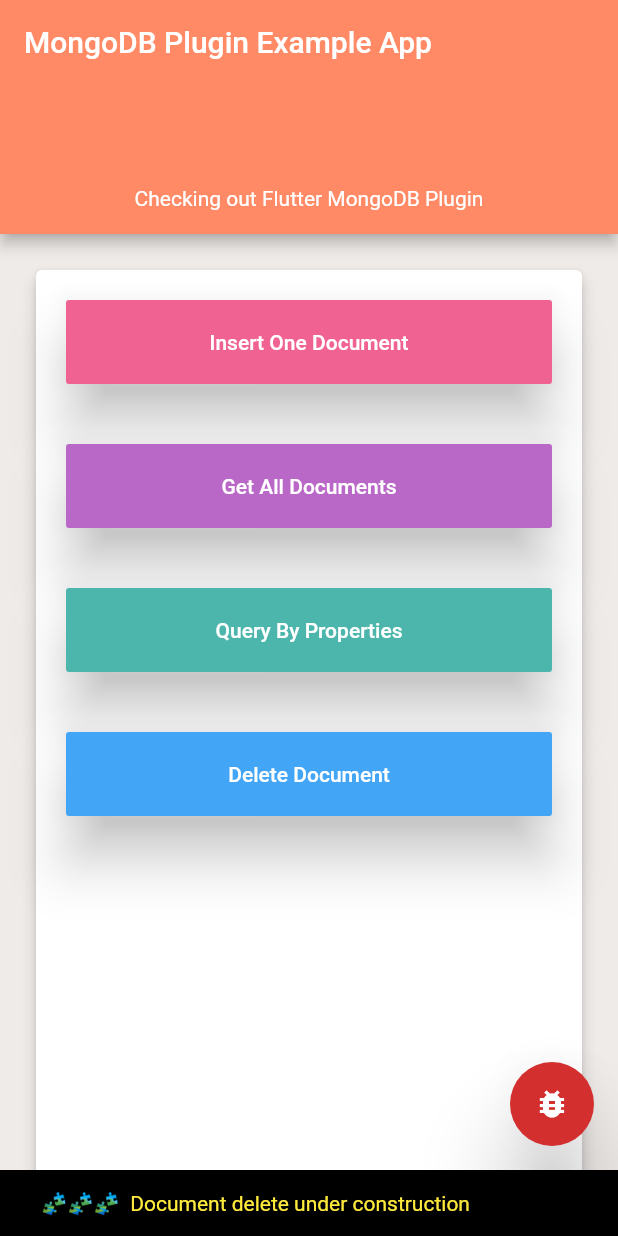
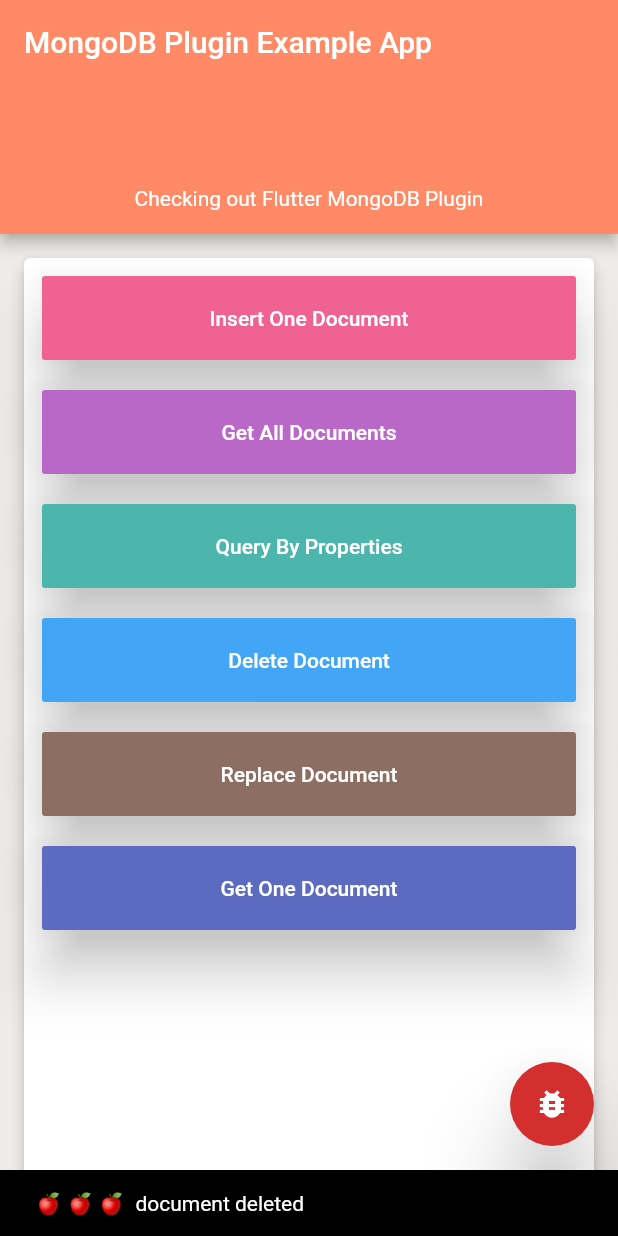
Before and after one commit to malengatiger/flutter-mongdb-mobile, a Flutter app: the screen it shows after launch, after a tap on "Delete Document", on a phone screen of 412 x 824 dp. Run offline on Flutter 3.47's test engine with Material 2 defaults, Android fonts, the phone set to English and light mode, and no system bars.

Commit message:
🍎 🍎 added delete, replace and  getOne functions  🧡

```diff
--- a/mongodb_mobile/example/lib/main.dart
+++ b/mongodb_mobile/example/lib/main.dart
@@ -54,7 +54,7 @@ class _MyAppState extends State<MyApp> {
     dynamic result;
     try {
       var carrier = Carrier(db: 'testdb', collection: 'testCollection', data: {
-        'name': 'Michelle',
+        'name': 'Malia',
         'lastName': 'Obama',
         'wealth': random.nextInt(10000) * 1.04,
         'date': DateTime.now().toUtc().toIso8601String(),
@@ -76,21 +76,11 @@ class _MyAppState extends State<MyApp> {
     }
   }
 
-  /// Remove document from collection
-  Future deleteDocument() async {
-    showSnackbar(
-        message: ' 🧩🧩🧩  Document delete under construction',
-        scaffoldKey: _key,
-        backgroundColor: Colors.black,
-        textColor: Colors.yellow);
-  }
-
   List documents = List();
 
   /// Get all documents from a collection
   Future getAllDocuments() async {
     debugPrint('\n\n💙 💙  getAllDocuments ....');
-    dynamic result;
     try {
       var carrier = Carrier(db: 'testdb', collection: 'testCollection');
       documents = await MongodbMobile.getAll(carrier);
@@ -98,13 +88,85 @@ class _MyAppState extends State<MyApp> {
           '\n\n🍎 🍎 🍎 _MyAppState: getAllDocuments 🧩🧩🧩  retrieved : 🍎 ${documents.length} documents 🍎 \n\n\n');
 
       showSnackbar(
-          message: ' 🍎 🍎 🍎  ${documents.length} documents found',
+          message: '🍎 🍎 🍎  ${documents.length} documents found',
           scaffoldKey: _key,
           backgroundColor: Colors.black,
           textColor: Colors.white);
     } on PlatformException catch (f) {
       print('👿👿👿👿👿👿👿👿 PlatformException 🍎 🍎 🍎 - $f');
-      result = 'Failed to get platform version.';
+    }
+  }
+
+  /// Delete document from a collection
+  Future delete() async {
+    debugPrint('\n\n💙 💙  delete ....');
+    try {
+      var carrier = Carrier(
+          db: 'testdb',
+          collection: 'testCollection',
+          id: '5cf8a27c6bc83124d1e937b0');
+      var res = await MongodbMobile.delete(carrier);
+      debugPrint(
+          '\n\n🍎 🍎 🍎 _MyAppState:delete: 🧩🧩🧩  deleted : 🍎  : $res 🍎 \n\n\n');
+
+      showSnackbar(
+          message: '🍎 🍎 🍎  document deleted',
+          scaffoldKey: _key,
+          backgroundColor: Colors.black,
+          textColor: Colors.white);
+    } on PlatformException catch (f) {
+      print('👿👿👿👿👿👿👿👿 PlatformException 🍎 🍎 🍎 - $f');
+    }
+  }
+
+  /// Delete document from a collection
+  Future getOne() async {
+    debugPrint('\n\n💙 💙  get one doc ....');
+    try {
+      var carrier = Carrier(
+          db: 'testdb',
+          collection: 'testCollection',
+          id: '5cf8e4aa6bc8315dd0a51755');
+      var res = await MongodbMobile.getOne(carrier);
+      debugPrint(
+          '\n\n🍎 🍎 🍎 _MyAppState:delete: 🧩🧩🧩  get one : 🍎 : $res 🍎 \n\n\n');
+
+      showSnackbar(
+          message: '🍎 🍎 🍎  document retrieved',
+          scaffoldKey: _key,
+          backgroundColor: Colors.black,
+          textColor: Colors.white);
+    } on PlatformException catch (f) {
+      print('👿👿👿👿👿👿👿👿 PlatformException 🍎 🍎 🍎 - $f');
+    }
+  }
+
+  /// Replace document from a collection
+  Future replace() async {
+    debugPrint('\n\n💙 💙  replace  ....');
+    try {
+      var carrier = Carrier(
+          db: 'testdb',
+          collection: 'testCollection',
+          id: '5cf8a2206bc83124d1e93787',
+          data: {
+            'name': 'Barack',
+            'lastName': 'Obama',
+            'wealth': 8880080.98,
+            'date': DateTime.now().toUtc().toIso8601String(),
+            'desc': '💙 serve with UPDATED purpose 💙'
+          });
+      var res = await MongodbMobile.replace(carrier);
+      debugPrint(
+          '\n\n🍎 🍎 🍎 _MyAppState:replace: 🧩🧩🧩  replaced : 🍎 1 document : $res 🍎 \n\n\n');
+
+      showSnackbar(
+          message: '🍎 🍎 🍎  document replaced',
+          scaffoldKey: _key,
+          backgroundColor: Colors.indigo.shade800,
+          textColor: Colors.white);
+    } on PlatformException catch (f) {
+      print('👿👿👿👿👿👿👿👿 PlatformException 🍎 🍎 🍎 - $f');
     }
   }
 
@@ -113,7 +175,7 @@ class _MyAppState extends State<MyApp> {
     debugPrint('\n\n💙 💙  getByProperty ....');
     try {
       var carrier = Carrier(db: 'testdb', collection: 'testCollection', query: {
-        "gt": {"wealth": 7000},
+        "gt": {"wealth": 90000},
         "eq": {"lastName": "Obama"},
         "and": true,
         "or": false,
@@ -121,7 +183,7 @@ class _MyAppState extends State<MyApp> {
       });
       var object = await MongodbMobile.query(carrier);
       debugPrint(
-          '\n\n🍎 🍎 🍎 _MyAppState: query: 🧩🧩🧩  retrieved : 🍎 ${object.length} documents 🍎 \n\n\n');
+          '\n\n🍎 🍎 🍎 _MyAppState: query: 🧩🧩🧩  retrieved : 🍎 ${object.length} documents 🍎 see below: \n\n\n');
       print(object);
 
       showSnackbar(
@@ -196,11 +258,11 @@ class _MyAppState extends State<MyApp> {
         ),
         body: Center(
           child: Padding(
-            padding: const EdgeInsets.all(20.0),
+            padding: const EdgeInsets.all(12.0),
             child: Card(
               elevation: 4,
               child: Padding(
-                padding: const EdgeInsets.all(20.0),
+                padding: const EdgeInsets.all(12.0),
                 child: ListView(
                   children: <Widget>[
                     Container(
@@ -219,7 +281,7 @@ class _MyAppState extends State<MyApp> {
                       ),
                     ),
                     SizedBox(
-                      height: 40,
+                      height: 20,
                     ),
                     Container(
                       width: 300,
@@ -237,7 +299,7 @@ class _MyAppState extends State<MyApp> {
                       ),
                     ),
                     SizedBox(
-                      height: 40,
+                      height: 20,
                     ),
                     Container(
                       width: 300,
@@ -255,18 +317,54 @@ class _MyAppState extends State<MyApp> {
                       ),
                     ),
                     SizedBox(
-                      height: 40,
+                      height: 20,
                     ),
                     Container(
                       width: 300,
                       child: RaisedButton(
-                        onPressed: deleteDocument,
+                        onPressed: delete,
                         elevation: 16,
                         color: Colors.blue.shade400,
                         child: Padding(
                           padding: const EdgeInsets.all(20.0),
                           child: Text(
                             'Delete Document',
+                            style: TextStyle(color: Colors.white),
+                          ),
+                        ),
+                      ),
+                    ),
+                    SizedBox(
+                      height: 20,
+                    ),
+                    Container(
+                      width: 300,
+                      child: RaisedButton(
+                        onPressed: replace,
+                        elevation: 16,
+                        color: Colors.brown.shade400,
+                        child: Padding(
+                          padding: const EdgeInsets.all(20.0),
+                          child: Text(
+                            'Replace Document',
+                            style: TextStyle(color: Colors.white),
+                          ),
+                        ),
+                      ),
+                    ),
+                    SizedBox(
+                      height: 20,
+                    ),
+                    Container(
+                      width: 300,
+                      child: RaisedButton(
+                        onPressed: getOne,
+                        elevation: 16,
+                        color: Colors.indigo.shade400,
+                        child: Padding(
+                          padding: const EdgeInsets.all(20.0),
+                          child: Text(
+                            'Get One Document',
                             style: TextStyle(color: Colors.white),
                           ),
                         ),
--- a/mongodb_mobile/lib/carrier.dart
+++ b/mongodb_mobile/lib/carrier.dart
@@ -16,11 +16,15 @@ import 'package:flutter/cupertino.dart';
 }
  */
 class Carrier {
-  String db, collection;
+  String db, collection, id;
   dynamic data, query;
 
   Carrier(
-      {@required this.db, @required this.collection, this.data, this.query});
+      {@required this.db,
+      @required this.collection,
+      this.data,
+      this.query,
+      this.id});
 
   Map<String, dynamic> toJson() {
     return {
@@ -28,6 +32,7 @@ class Carrier {
       'collection': collection,
       'data': data,
       'query': query,
+      'id': id,
     };
   }
 }
--- a/mongodb_mobile/lib/mongodb_mobile.dart
+++ b/mongodb_mobile/lib/mongodb_mobile.dart
@@ -25,7 +25,31 @@ class MongodbMobile {
   static Future insert(Carrier carrier) async {
     var res = await _channel.invokeMethod('insert', carrier.toJson());
     debugPrint(
-        '\n\n🍎 MongodbMobile: 🍀  document inserted, result: 🧩🧩🧩🧩🧩 statusCode:  $res  🧩🧩🧩🧩');
+        '\n\n🍎 MongodbMobile: 🍀  document inserted, result: 🧩🧩🧩🧩🧩 id::  $res  🧩🧩🧩🧩');
+    return res;
+  }
+
+  /// insert one document intp collection
+  static Future delete(Carrier carrier) async {
+    var res = await _channel.invokeMethod('delete', carrier.toJson());
+    debugPrint(
+        '\n\n🍎 MongodbMobile: 🍀  document deleted, result: 🧩🧩🧩🧩🧩 :  $res  🧩🧩🧩🧩');
+    return res;
+  }
+
+  /// insert one document intp collection
+  static Future getOne(Carrier carrier) async {
+    var res = await _channel.invokeMethod('getOne', carrier.toJson());
+    debugPrint(
+        '\n\n🍎 MongodbMobile: 🍀  getOne , result: 🧩🧩🧩🧩🧩 :  $res  🧩🧩🧩🧩');
+    return res;
+  }
+
+  /// replace one document in collection
+  static Future replace(Carrier carrier) async {
+    var res = await _channel.invokeMethod('replace', carrier.toJson());
+    debugPrint(
+        '\n\n🍎 MongodbMobile: 🍀  document replaced, result: 🧩🧩🧩🧩🧩 :  $res  🧩🧩🧩🧩');
     return res;
   }
 
--- a/mongodb_mobile/pubspec.yaml
+++ b/mongodb_mobile/pubspec.yaml
@@ -1,8 +1,8 @@
 name: mongodb_mobile
 description: A new flutter plugin project.
 version: 0.0.1
-author:
-homepage:
+author: Aubrey Malabie
+homepage: https://github.com/malengatiger/flutter-mongdb-mobile
 
 environment:
   sdk: ">=2.1.0 <3.0.0"
```
Also changed, not shown: 4 other files.
